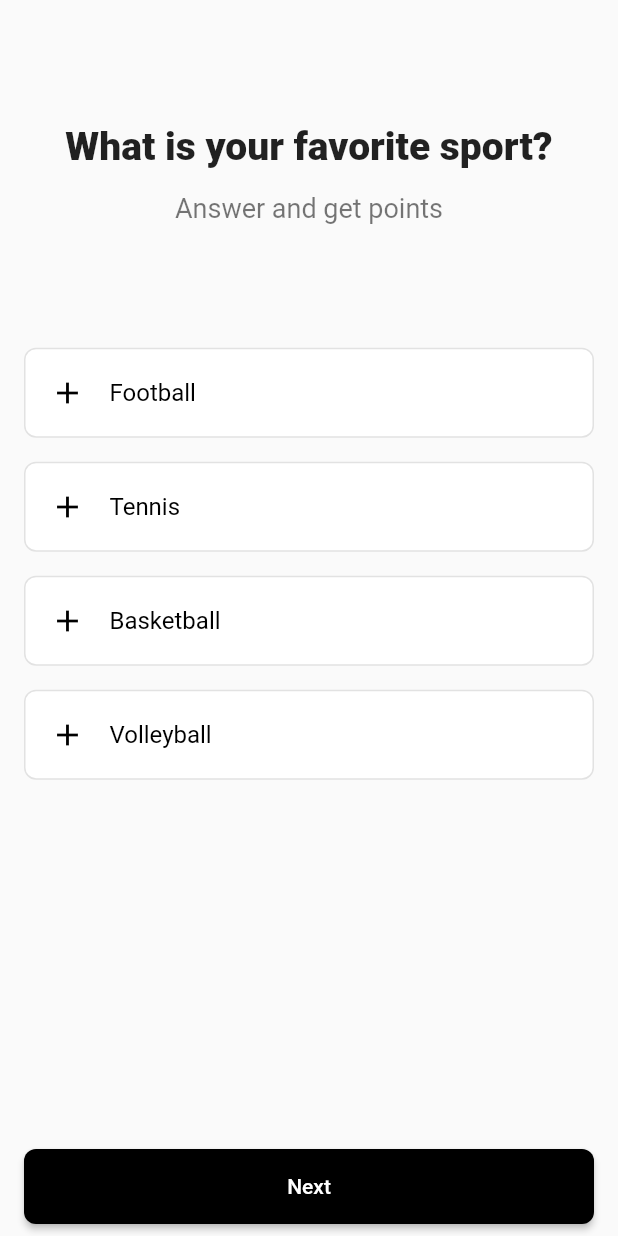
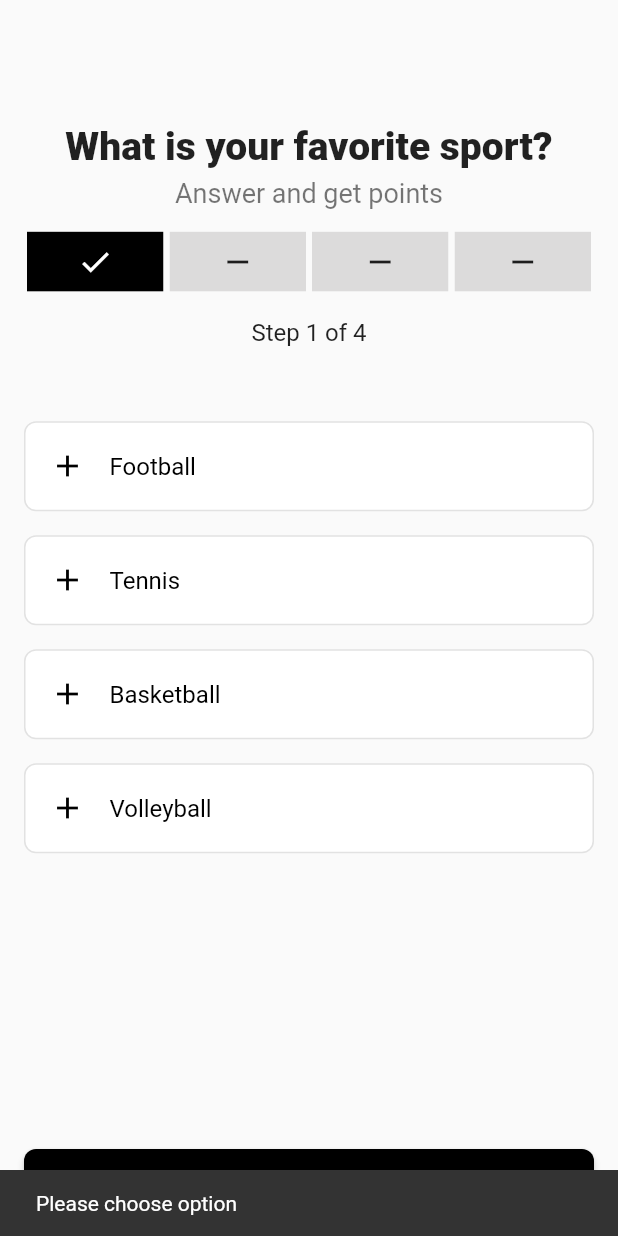
Before and after one commit to RamiYacoub/Quiz-App-Update, a Flutter app: the screen it shows after launch, after a tap on "Next", on a phone screen of 412 x 824 dp. Run offline on Flutter 3.47's test engine with Material 2 defaults, Android fonts, the phone set to English and light mode, and no system bars; drawn by our look-alikes of step_progress_indicator.

Commit message:
progress bar and snack bar

```diff
--- a/lib/pages/home_page.dart
+++ b/lib/pages/home_page.dart
@@ -1,4 +1,5 @@
 import 'package:flutter/material.dart';
+import 'package:step_progress_indicator/step_progress_indicator.dart';
 
 class HomePage extends StatefulWidget {
   const HomePage({super.key});
@@ -65,7 +66,7 @@ class _HomePageState extends State<HomePage> {
                   ),
                 ),
                 SizedBox(
-                  height: 16.0,
+                  height: 6.0,
                 ),
                 Text(
                   'Answer and get points',
@@ -74,7 +75,38 @@ class _HomePageState extends State<HomePage> {
                     color: Colors.black54,
                   ),
                 ),
-                SizedBox(height: size.height * 0.1),
+                SizedBox(
+                  height: 15,
+                ),
+                StepProgressIndicator(
+                  totalSteps: questionsWithAnswers.length,
+                  currentStep: questionIndex + 1,
+                  size: 40,
+                  selectedColor: Colors.black,
+                  unselectedColor: Color.fromARGB(59, 119, 117, 117),
+                  customStep: (index, color, _) => color == Colors.black
+                      ? Container(
+                          color: color,
+                          child: Icon(
+                            Icons.check,
+                            color: Colors.white,
+                          ),
+                        )
+                      : Container(
+                          color: color,
+                          child: Icon(
+                            Icons.remove,
+                          ),
+                        ),
+                ),
+                SizedBox(height: 18),
+                Text(
+                  'Step ${questionIndex + 1} of ${questionsWithAnswers.length}',
+                  style: TextStyle(
+                    fontSize: 16,
+                  ),
+                ),
+                SizedBox(height: size.height * 0.06),
                 for (int i = 0; i < questionWithAnswer['answers'].length; i++)
                   Padding(
                     padding: const EdgeInsets.only(bottom: 16.0),
@@ -87,7 +119,6 @@ class _HomePageState extends State<HomePage> {
                             questionWithAnswer['correctAnswer']) {
                           correctAnswers++;
                         }
-                        print('correct answer = $correctAnswers');
                       },
                       child: Container(
                         width: double.infinity,
@@ -145,7 +176,11 @@ class _HomePageState extends State<HomePage> {
                             }
                             yourChoiceIndex = null;
                           } else {
-                            print("Please select an option");
+                            ScaffoldMessenger.of(context).showSnackBar(
+                              SnackBar(
+                                content: Text('Please choose option'),
+                              ),
+                            );
                           }
                         });
                       },
```
Also changed, not shown: pubspec.yaml (+2 -75 lines), pubspec.lock.
